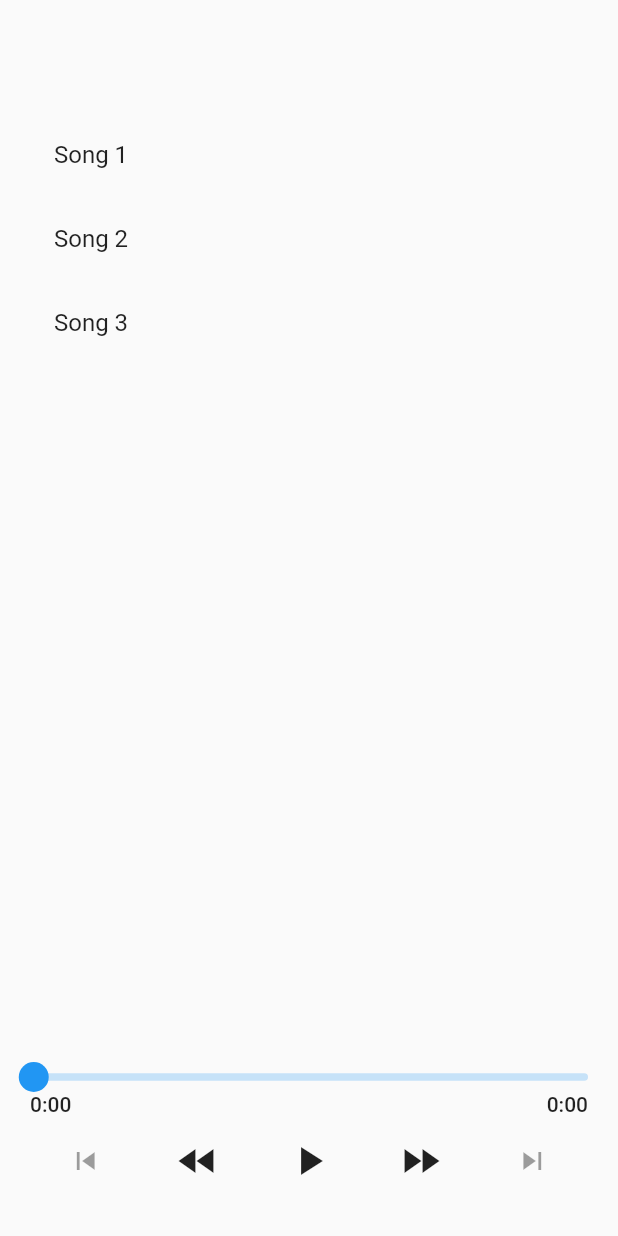
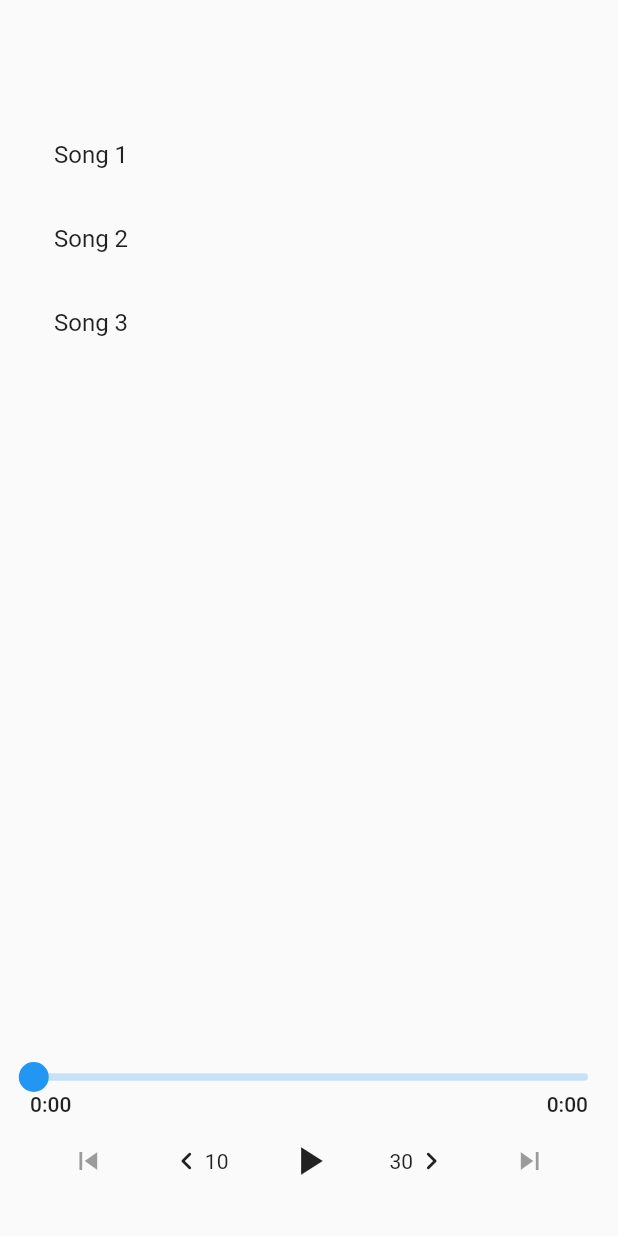
Before and after one commit to jaxfire/audiobook-app, a Flutter app: the screen it shows after launch, on a phone screen of 412 x 824 dp. Run offline on Flutter 3.47's test engine with Material 2 defaults, Android fonts, the phone set to English and light mode, and no system bars; drawn by our look-alikes of audio_video_progress_bar; our stand-ins replace audio_service, get_it, just_audio.

Commit message:
Add custom fast-forward and rewind buttons to show the skip duration.

```diff
--- a/lib/main.dart
+++ b/lib/main.dart
@@ -1,5 +1,6 @@
 import 'package:audio_video_progress_bar/audio_video_progress_bar.dart';
 import 'package:flutter/material.dart';
+import 'package:flutter_audio_service_demo/constants.dart';
 
 import 'notifiers/play_button_notifier.dart';
 import 'notifiers/progress_notifier.dart';
@@ -157,26 +158,44 @@ class PreviousSongButton extends StatelessWidget {
 
 class FastForwardButton extends StatelessWidget {
   const FastForwardButton({Key? key}) : super(key: key);
+
   @override
   Widget build(BuildContext context) {
     final pageManager = getIt<PageManager>();
-    return IconButton(
-      icon: Icon(Icons.fast_forward),
-      iconSize: 32.0,
-      onPressed: pageManager.fastForward,
+    return GestureDetector(
+      onTap: pageManager.fastForward,
+      child: Row(
+        children: [
+          Text(
+            kFastForwardDuration.inSeconds.toString(),
+          ),
+          Icon(
+            Icons.keyboard_arrow_right_rounded,
+            size: 24.0,
+          ),
+        ],
+      ),
     );
   }
 }
 
 class RewindButton extends StatelessWidget {
   const RewindButton({Key? key}) : super(key: key);
+
   @override
   Widget build(BuildContext context) {
     final pageManager = getIt<PageManager>();
-    return IconButton(
-      icon: Icon(Icons.fast_rewind),
-      iconSize: 32.0,
-      onPressed: pageManager.rewind,
+    return GestureDetector(
+      onTap: pageManager.rewind,
+      child: Row(
+        children: [
+          Icon(
+            Icons.keyboard_arrow_left_rounded,
+            size: 24.0,
+          ),
+          Text(kRewindDuration.inSeconds.toString())
+        ],
+      ),
     );
   }
 }
```
